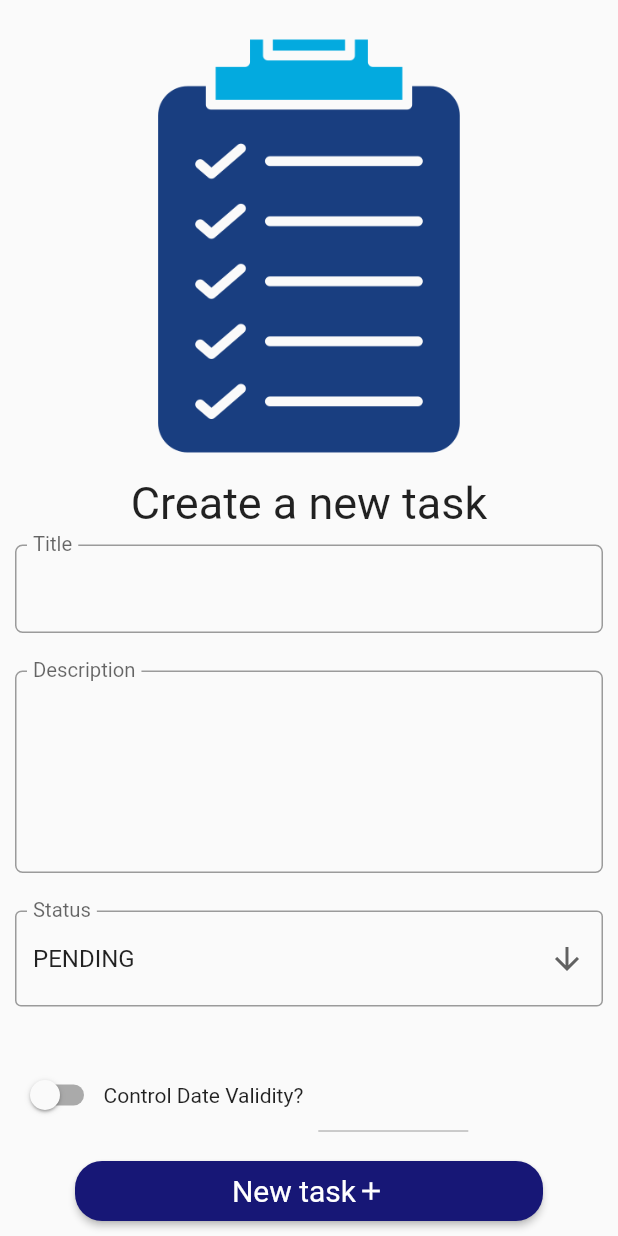
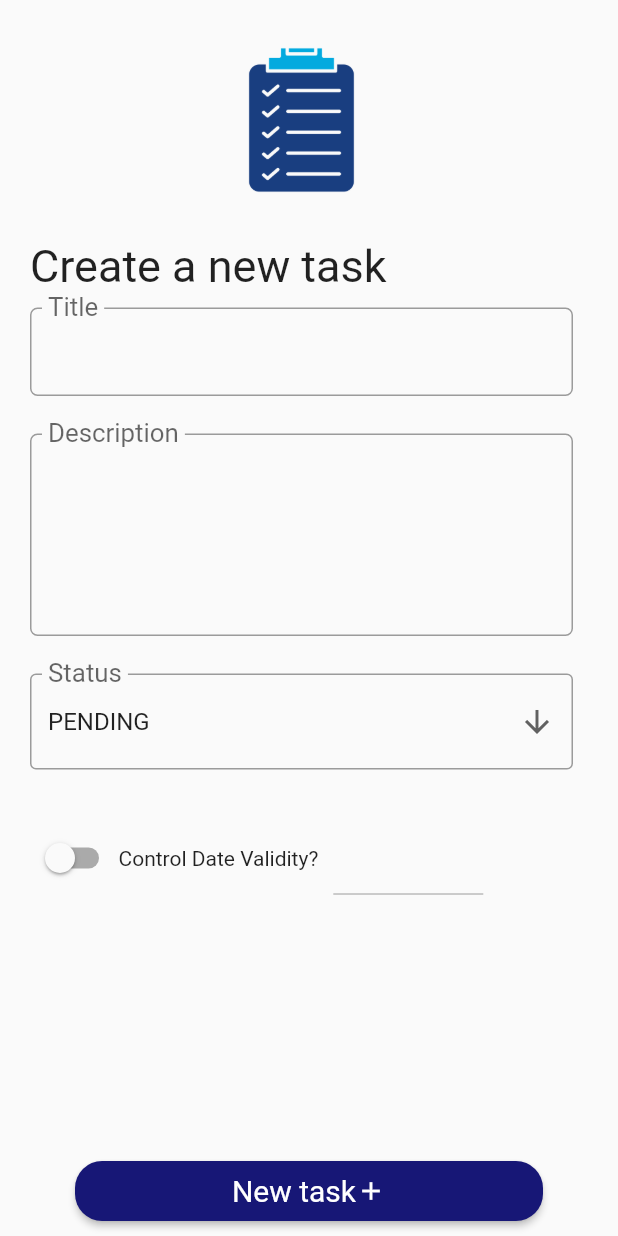
Before and after one commit to mattbrevis/to_do_list_project, a Flutter app: the TaskPage screen opened by its route, on a phone screen of 412 x 824 dp. Run offline on Flutter 3.47's test engine with Material 2 defaults, Android fonts, the light colour scheme and no system bars; our stand-ins replace sqflite; accounts and stored records are empty.

Commit message:
Adjustment front end TaskPage

```diff
--- a/lib/views/tasks/task_page.dart
+++ b/lib/views/tasks/task_page.dart
@@ -105,17 +105,18 @@ class _TaskPageState extends State<TaskPage> {
       body: Form(
         key: formKey,
         child: Container(
-          margin: const EdgeInsets.fromLTRB(10, 20, 10, 10),
-          child: Column(
+          margin: const EdgeInsets.fromLTRB(20, 10, 30, 0),
+          child: ListView(
             children: [
-              Expanded(
-                child: Container(
-                  decoration: const BoxDecoration(
-                      image: DecorationImage(
-                    fit: BoxFit.scaleDown,
-                    image: AssetImage("assets/images/taskico.png"),
-                  )),
-                ),
+              Container(
+                width: 100,
+                height: 100,
+                margin: const EdgeInsets.all(20),
+                decoration: const BoxDecoration(
+                    image: DecorationImage(
+                  fit: BoxFit.scaleDown,
+                  image: AssetImage("assets/images/taskico.png"),
+                )),
               ),
               const SizedBox(
                 height: 10,
@@ -135,6 +136,7 @@ class _TaskPageState extends State<TaskPage> {
                     labelStyle: TextStyle(fontSize: 18),
                     floatingLabelBehavior: FloatingLabelBehavior.always,
                     label: Text('Title'),
+                    floatingLabelStyle: TextStyle(fontSize: 23),
                     border: OutlineInputBorder(
                       borderSide: BorderSide(width: 1),
                       borderRadius: BorderRadius.all(Radius.circular(5.0)),
@@ -157,7 +159,7 @@ class _TaskPageState extends State<TaskPage> {
                 decoration: const InputDecoration(
                     floatingLabelBehavior: FloatingLabelBehavior.always,
                     labelText: 'Description',
-                    labelStyle: TextStyle(fontSize: 18),
+                    labelStyle: TextStyle(fontSize: 23),
                     border: OutlineInputBorder(
                       borderSide: BorderSide(width: 1),
                       borderRadius: BorderRadius.all(Radius.circular(5.0)),
@@ -176,7 +178,7 @@ class _TaskPageState extends State<TaskPage> {
               SizedBox(
                 child: DropdownButtonFormField<String>(
                   decoration: const InputDecoration(
-                      labelStyle: TextStyle(fontSize: 18),
+                      labelStyle: TextStyle(fontSize: 23),
                       label: Text('Status'),
                       border: OutlineInputBorder()),
                   value: titleStatusTask,
```
